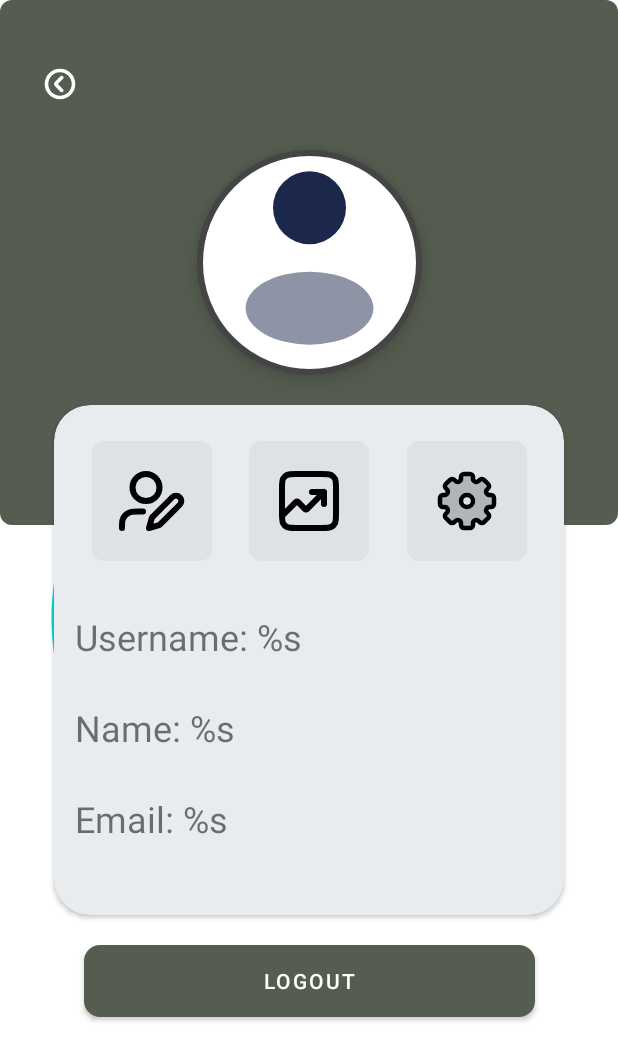
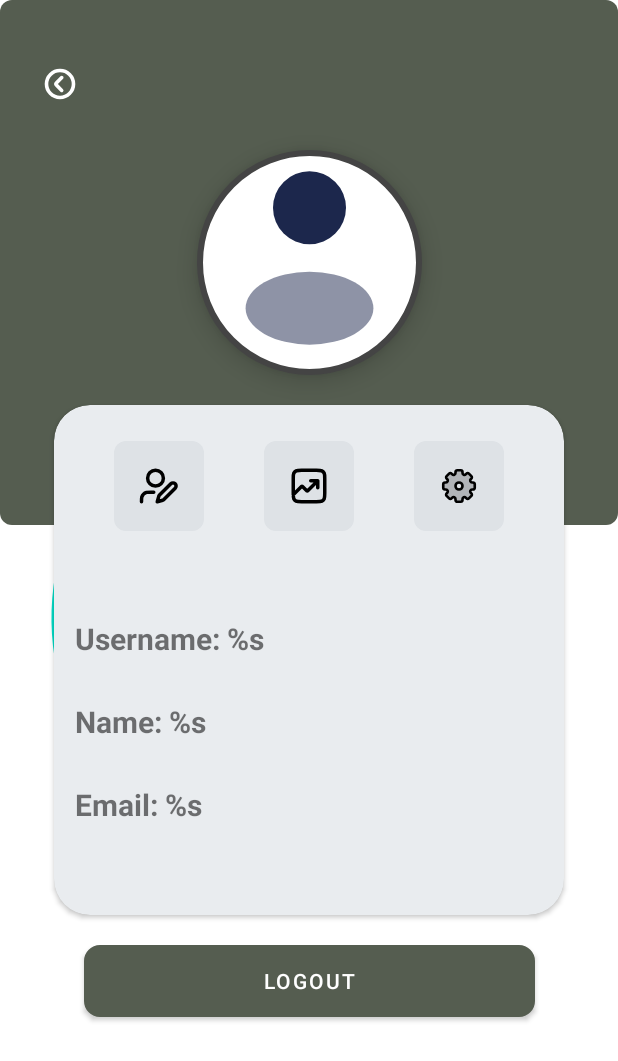
Before and after one commit to junggeyy/stock-insights-android, an Android app: the fragment UserProfileFragment shown on its own in the app's theme, on a phone screen of 412 x 824 dp. Shown: the top 1061 px of the screen. Run offline under Robolectric (Android 15) with nearby library versions, the phone set to English and light mode, and no system bars; our stand-ins replace Dagger/Hilt's generated code; pictures from the network do not load.

Commit message:
user profile edits

```diff
--- a/app/src/main/java/edu/nku/classapp/di/AppModule.kt
+++ b/app/src/main/java/edu/nku/classapp/di/AppModule.kt
@@ -17,8 +17,8 @@ import javax.inject.Singleton
 @Module
 @InstallIn(SingletonComponent::class)
 object AppModule {
-//    private const val BASE_URL = "http://10.0.2.2:8000/"
-    private const val BASE_URL = "https://stock-backend-rzgl.onrender.com/"
+    private const val BASE_URL = "http://10.0.2.2:8000/"
+//    private const val BASE_URL = "https://stock-backend-rzgl.onrender.com/"
 
 
     private val logging = HttpLoggingInterceptor().apply {
--- a/app/src/main/java/edu/nku/classapp/ui/UserProfileFragment.kt
+++ b/app/src/main/java/edu/nku/classapp/ui/UserProfileFragment.kt
@@ -58,8 +58,21 @@ class UserProfileFragment : Fragment() {
                 }
             }
         }
+
         binding.watchlistButton.setOnClickListener {
-            Toast.makeText(context, "coming soon!", Toast.LENGTH_SHORT).show()
+            Toast.makeText(context, "Coming soon!", Toast.LENGTH_SHORT).show()
+        }
+
+        binding.editUser.setOnClickListener {
+            Toast.makeText(context, "Coming soon!", Toast.LENGTH_SHORT).show()
+        }
+
+        binding.userSettings.setOnClickListener {
+            Toast.makeText(context, "Coming soon!", Toast.LENGTH_SHORT).show()
+        }
+
+        binding.backButton.setOnClickListener {
+            requireActivity().onBackPressedDispatcher.onBackPressed()
         }
     }
 
--- a/app/src/main/res/layout/fragment_user_profile.xml
+++ b/app/src/main/res/layout/fragment_user_profile.xml
@@ -63,12 +63,12 @@
             android:layout_width="match_parent"
             android:layout_height="wrap_content"
             android:layout_marginTop="24dp"
-            android:layout_marginBottom="12dp">
+            android:layout_marginBottom="28dp">
 
             <ImageView
                 android:id="@+id/edit_user"
-                android:layout_width="80dp"
-                android:layout_height="80dp"
+                android:layout_width="60dp"
+                android:layout_height="60dp"
                 android:contentDescription="@string/image_of_user_settings_icon"
                 android:src="@drawable/user_edit"
                 android:background="@drawable/rounded_rectangle"
@@ -80,8 +80,8 @@
 
             <ImageView
                 android:id="@+id/watchlist_button"
-                android:layout_width="80dp"
-                android:layout_height="80dp"
+                android:layout_width="60dp"
+                android:layout_height="60dp"
                 android:contentDescription="@string/image_of_watchlist"
                 android:padding="16dp"
                 android:src="@drawable/ic_watchlist"
@@ -92,8 +92,8 @@
 
             <ImageView
                 android:id="@+id/user_settings"
-                android:layout_width="80dp"
-                android:layout_height="80dp"
+                android:layout_width="60dp"
+                android:layout_height="60dp"
                 android:contentDescription="@string/image_of_settings_icon"
                 android:src="@drawable/settings"
                 android:background="@drawable/rounded_rectangle"
@@ -108,8 +108,9 @@
                 android:layout_width="match_parent"
                 android:layout_height="match_parent"
                 android:text="@string/username"
-                android:layout_marginTop="20dp"
-                android:textSize="24sp"
+                android:layout_marginTop="44dp"
+                android:textStyle="bold"
+                android:textSize="20sp"
                 android:padding="14dp"
                 app:layout_constraintTop_toBottomOf="@+id/user_settings"/>
 
@@ -118,7 +119,8 @@
                 android:layout_width="match_parent"
                 android:layout_height="match_parent"
                 android:text="@string/name"
-                android:textSize="24sp"
+                android:textSize="20sp"
+                android:textStyle="bold"
                 android:padding="14dp"
                 app:layout_constraintTop_toBottomOf="@+id/username"/>
 
@@ -127,7 +129,8 @@
                 android:layout_width="match_parent"
                 android:layout_height="match_parent"
                 android:text="@string/email"
-                android:textSize="24sp"
+                android:textSize="20sp"
+                android:textStyle="bold"
                 android:padding="14dp"
                 app:layout_constraintTop_toBottomOf="@+id/name"/>
 
```
